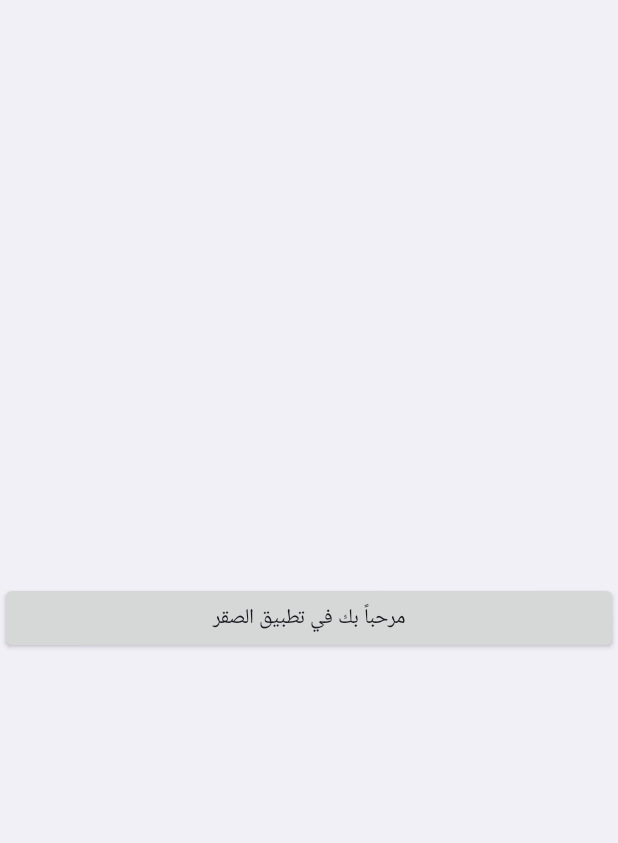
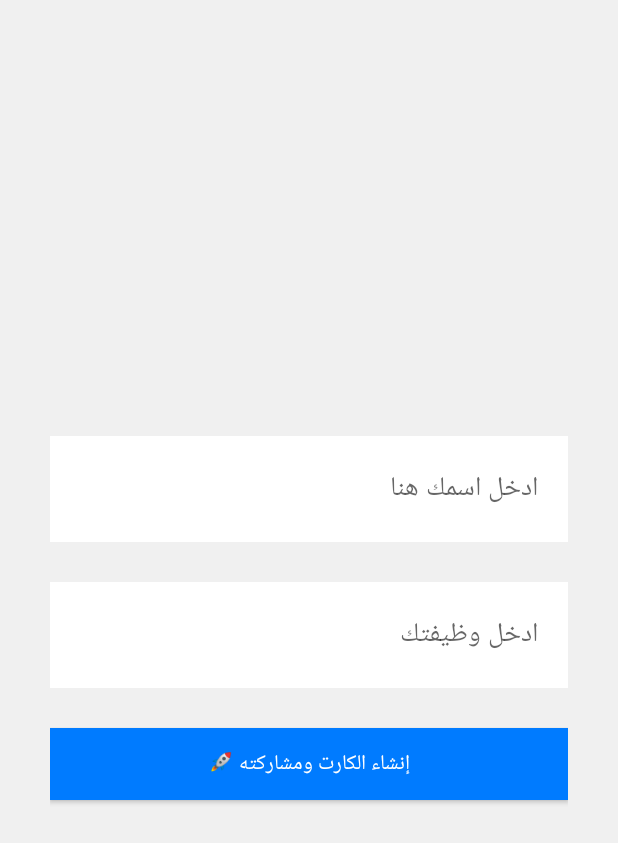
Before and after one commit to mhamed01023165311-del/Falcon.1, an Android app: the screen it shows after launch (MainActivity), on a phone screen of 412 x 824 dp. Shown: the top 843 px of the screen. Run offline under Robolectric (Android 15) with nearby library versions, the phone set to English and light mode, and no system bars.

Commit message:
Update MainActivity.kt

```diff
--- a/app/src/main/java/com/example/myapp/MainActivity.kt
+++ b/app/src/main/java/com/example/myapp/MainActivity.kt
@@ -1,30 +1,83 @@
 package com.example.myapp
 
+import android.app.Activity
+import android.content.Intent
+import android.net.Uri
 import android.os.Bundle
-import android.app.Activity  // تغيير مهم: استدعاء المكتبة الأساسية
+import android.view.Gravity
 import android.widget.Button
+import android.widget.EditText
 import android.widget.LinearLayout
 import android.widget.Toast
-import android.view.Gravity
+import android.graphics.Color
 
-// تغيير مهم: شلنا AppCompatActivity وحطينا Activity بس
 class MainActivity : Activity() {
+
+    // رابط موقعك اللي عملناه (غيرت اسم المستخدم حسب الرابط اللي انت بعتهولي)
+    val myWebsiteUrl = "https://mhamed01023165311-del.github.io/Falcon.1/"
+
     override fun onCreate(savedInstanceState: Bundle?) {
         super.onCreate(savedInstanceState)
 
-        // بناء الشاشة
+        // 1. تصميم الشاشة (Layout)
         val layout = LinearLayout(this)
         layout.orientation = LinearLayout.VERTICAL
         layout.gravity = Gravity.CENTER
+        layout.setPadding(50, 50, 50, 50)
+        layout.setBackgroundColor(Color.parseColor("#F0F0F0"))
 
-        val button = Button(this)
-        button.text = "مرحباً بك في تطبيق الصقر"
+        // 2. خانة إدخال الاسم
+        val nameInput = EditText(this)
+        nameInput.hint = "ادخل اسمك هنا"
+        nameInput.setBackgroundColor(Color.WHITE)
+        nameInput.setPadding(30, 30, 30, 30)
 
-        button.setOnClickListener {
-            Toast.makeText(this, "التطبيق يعمل بنجاح 100%", Toast.LENGTH_LONG).show()
+        // 3. خانة إدخال الوظيفة
+        val jobInput = EditText(this)
+        jobInput.hint = "ادخل وظيفتك"
+        jobInput.setBackgroundColor(Color.WHITE)
+        jobInput.setPadding(30, 30, 30, 30)
+
+        // مسافات بين العناصر
+        val params = LinearLayout.LayoutParams(
+            LinearLayout.LayoutParams.MATCH_PARENT,
+            LinearLayout.LayoutParams.WRAP_CONTENT
+        )
+        params.setMargins(0, 20, 0, 20)
+        nameInput.layoutParams = params
+        jobInput.layoutParams = params
+
+        // 4. زر المشاركة
+        val shareBtn = Button(this)
+        shareBtn.text = "إنشاء الكارت ومشاركته 🚀"
+        shareBtn.setBackgroundColor(Color.parseColor("#007bff"))
+        shareBtn.setTextColor(Color.WHITE)
+        shareBtn.layoutParams = params
+
+        // 5. ماذا يحدث عند الضغط؟
+        shareBtn.setOnClickListener {
+            val name = nameInput.text.toString()
+            val job = jobInput.text.toString()
+
+            if (name.isNotEmpty() && job.isNotEmpty()) {
+                // تكوين الرابط الذكي
+                val finalUrl = "$myWebsiteUrl?name=$name&job=$job"
+
+                // فتح الرابط في المتصفح (أو إرساله لشخص)
+                val browserIntent = Intent(Intent.ACTION_VIEW, Uri.parse(finalUrl))
+                startActivity(browserIntent)
+
+                Toast.makeText(this, "جاري فتح الكارت...", Toast.LENGTH_SHORT).show()
+            } else {
+                Toast.makeText(this, "من فضلك اكتب البيانات الأول", Toast.LENGTH_SHORT).show()
+            }
         }
 
-        layout.addView(button)
+        // إضافة العناصر للشاشة
+        layout.addView(nameInput)
+        layout.addView(jobInput)
+        layout.addView(shareBtn)
+
         setContentView(layout)
     }
 }
```
